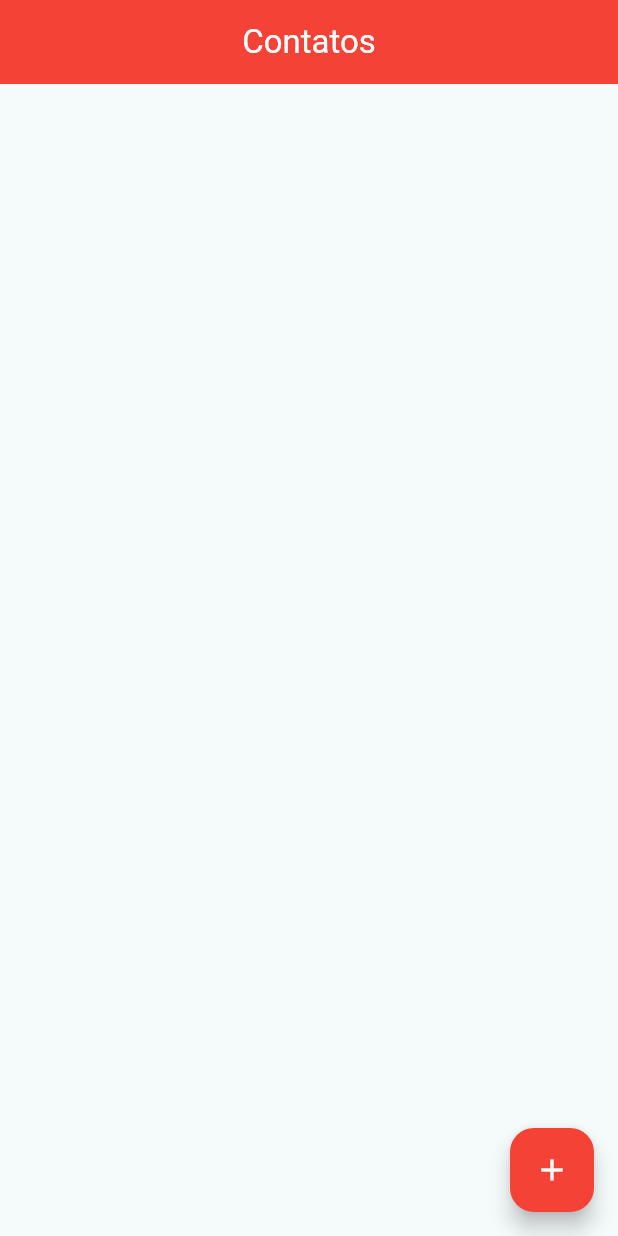
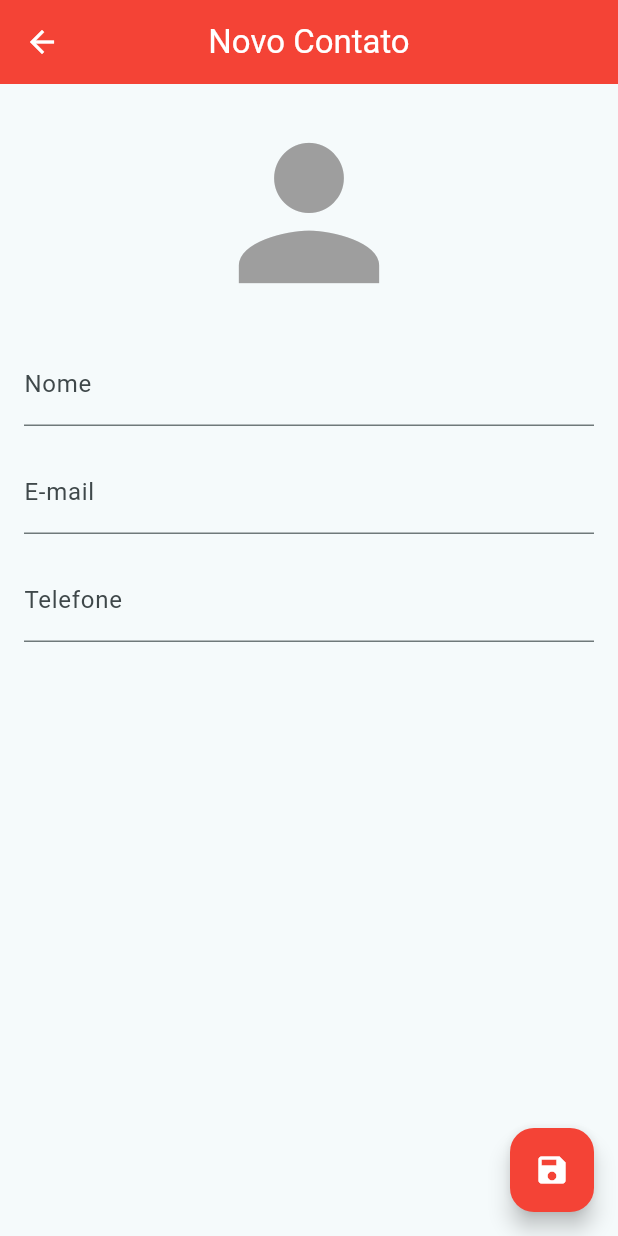
Before and after one commit to Diogo-Freitas/Flutter_Agenda_de_Contatos, a Flutter app: the screen it shows after launch, after a tap on the "add" icon, on a phone screen of 412 x 824 dp. Run offline on Flutter 3.47's test engine with Material 3 defaults, Android fonts, the phone set to English and light mode, and no system bars; our stand-ins replace sqflite; accounts and stored records are empty.

Commit message:
Implementado o ContactPage com Save/Update Contact

```diff
--- /dev/null
+++ b/lib/pages/contact_page.dart
@@ -0,0 +1,115 @@
+import '../controllers/contact_controller.dart';
+import 'package:flutter/material.dart';
+import '../models/contact.dart';
+import 'dart:io';
+
+class ContactPage extends StatefulWidget {
+  const ContactPage({super.key, this.contact});
+
+  final Contact? contact;
+
+  @override
+  State<ContactPage> createState() => _ContactPageState();
+}
+
+class _ContactPageState extends State<ContactPage> {
+  final ContactController _controller = ContactController();
+  final _nameFocus = FocusNode();
+
+  Contact? _editedContact;
+  bool _userEdited = false;
+
+  @override
+  void initState() {
+    super.initState();
+    if (widget.contact == null) {
+      _editedContact = Contact();
+    } else {
+      _editedContact = Contact.fromMap(widget.contact!.toMap());
+      _controller.populateFields(_editedContact);
+    }
+  }
+
+  Future<void> _saveContact() async {
+    if (_editedContact?.name != null && _editedContact!.name!.isNotEmpty) {
+      await _controller.saveOrUpdateContact(_editedContact!);
+      Navigator.pop(context, _editedContact);
+    }else{
+      FocusScope.of(context).requestFocus(_nameFocus);
+    }
+  }
+
+  void _updateContactField(String field, String value) {
+    setState(() {
+      _userEdited = true;
+      _controller.updateContactField(_editedContact!, field, value);
+    });
+  }
+
+  @override
+  Widget build(BuildContext context) {
+    return Scaffold(
+      appBar: AppBar(
+        centerTitle: true,
+        backgroundColor: Colors.red,
+        iconTheme: const IconThemeData(color: Colors.white),
+        title: Text(
+          _editedContact?.name ?? 'Novo Contato',
+          style: const TextStyle(color: Colors.white),
+        ),
+      ),
+      floatingActionButton: FloatingActionButton(
+        onPressed: _saveContact,
+        backgroundColor: Colors.red,
+        child: const Icon(Icons.save, color: Colors.white),
+      ),
+      body: SingleChildScrollView(
+        padding: const EdgeInsets.all(16),
+        child: Column(
+          children: [
+            GestureDetector(
+              onTap: () { },
+              child: Container(
+                height: 140,
+                width: 140,
+                decoration: BoxDecoration(
+                  shape: BoxShape.circle,
+                  image: _editedContact?.img != null
+                      ? DecorationImage(
+                          image: FileImage(File(_editedContact!.img!)),
+                          fit: BoxFit.cover,
+                        )
+                      : null,
+                ),
+                child: _editedContact?.img == null
+                    ? const Icon(Icons.person, size: 140, color: Colors.grey)
+                    : null,
+              ),
+            ),
+            const SizedBox(height: 16),
+            TextField(
+              focusNode: _nameFocus,
+              controller: _controller.nameController,
+              decoration: const InputDecoration(labelText: 'Nome'),
+              onChanged: (value) => _updateContactField('name', value),
+            ),
+            const SizedBox(height: 16),
+            TextField(
+              controller: _controller.emailController,
+              decoration: const InputDecoration(labelText: 'E-mail'),
+              keyboardType: TextInputType.emailAddress,
+              onChanged: (value) => _updateContactField('email', value),
+            ),
+            const SizedBox(height: 16),
+            TextField(
+              controller: _controller.phoneController,
+              decoration: const InputDecoration(labelText: 'Telefone'),
+              keyboardType: TextInputType.phone,
+              onChanged: (value) => _updateContactField('phone', value),
+            ),
+          ],
+        ),
+      ),
+    );
+  }
+}
--- a/lib/pages/home_page.dart
+++ b/lib/pages/home_page.dart
@@ -2,6 +2,7 @@ import 'package:flutter/material.dart';
 import '../helpers/contact_helper.dart';
 import '../widgets/contact_card.dart';
 import '../models/contact.dart';
+import 'contact_page.dart';
 
 class HomePage extends StatefulWidget {
   const HomePage({super.key, required this.title});
@@ -21,6 +22,10 @@ class _MyHomePageState extends State<HomePage> {
   void initState() {
     super.initState();
 
+    _getContacts();
+  }
+
+  void _getContacts() {
     helper.getAllContacts().then((list) {
       setState(() {
         contacts = list;
@@ -37,7 +42,14 @@ class _MyHomePageState extends State<HomePage> {
         title: Text(widget.title, style: const TextStyle(color: Colors.white)),
       ),
       floatingActionButton: FloatingActionButton(
-        onPressed: () {},
+        onPressed: () {
+          Navigator.push(
+            context,
+            MaterialPageRoute(builder: (context) => const ContactPage()),
+          ).then((_) {
+            _getContacts();
+          });
+        },
         backgroundColor: Colors.red,
         child: const Icon(Icons.add, color: Colors.white),
       ),
@@ -45,7 +57,7 @@ class _MyHomePageState extends State<HomePage> {
         padding: const EdgeInsets.all(16),
         itemCount: contacts.length,
         itemBuilder: (context, index) {
-          return ContactCard(contact: contacts[index]);
+          return ContactCard(contact: contacts[index], onUpdate: _getContacts);
         },
       ),
     );
```
Also changed, not shown: lib/controllers/contact_controller.dart (added, +39 -0 lines), lib/widgets/contact_card.dart (+13 -1 lines).
